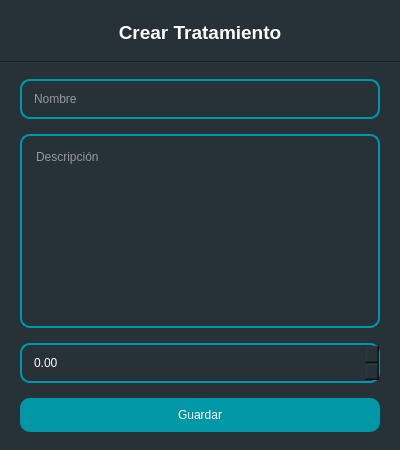
Old version of the form ui/tratamiento_dialog.ui in the repository hm2206/strong_teeth.
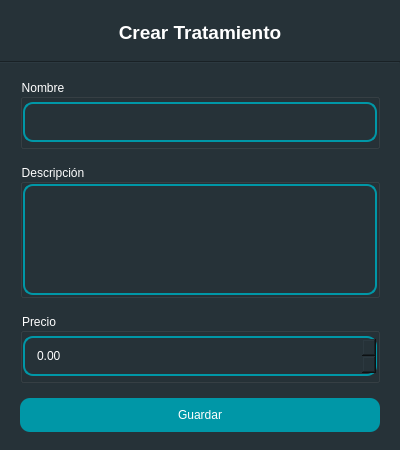
New version of the form.

Commit message: add info dialogs

The edit to the form file:
```diff
--- a/ui/tratamiento_dialog.ui
+++ b/ui/tratamiento_dialog.ui
@@ -29,7 +29,8 @@
    <string>Tratamiento</string>
   </property>
   <property name="styleSheet">
-   <string notr="true">background-color: #263238;</string>
+   <string notr="true">background-color: #263238;
+color: white;</string>
   </property>
   <property name="modal">
    <bool>false</bool>
@@ -172,27 +173,120 @@
           <number>20</number>
          </property>
          <item>
-          <widget class="QLineEdit" name="input_nombre">
-           <property name="styleSheet">
-            <string notr="true"/>
+          <widget class="QGroupBox" name="groupBox">
+           <property name="minimumSize">
+            <size>
+             <width>0</width>
+             <height>70</height>
+            </size>
            </property>
-           <property name="placeholderText">
+           <property name="maximumSize">
+            <size>
+             <width>16777215</width>
+             <height>70</height>
+            </size>
+           </property>
+           <property name="title">
             <string>Nombre</string>
            </property>
+           <layout class="QHBoxLayout" name="horizontalLayout_2">
+            <property name="leftMargin">
+             <number>0</number>
+            </property>
+            <property name="topMargin">
+             <number>0</number>
+            </property>
+            <property name="rightMargin">
+             <number>0</number>
+            </property>
+            <property name="bottomMargin">
+             <number>0</number>
+            </property>
+            <item>
+             <widget class="QLineEdit" name="input_nombre">
+              <property name="styleSheet">
+               <string notr="true"/>
+              </property>
+              <property name="placeholderText">
+               <string/>
+              </property>
+             </widget>
+            </item>
+           </layout>
           </widget>
          </item>
          <item>
-          <widget class="QPlainTextEdit" name="txt_descripcion">
-           <property name="lineWrapMode">
-            <enum>QPlainTextEdit::WidgetWidth</enum>
-           </property>
-           <property name="placeholderText">
+          <widget class="QGroupBox" name="groupBox_2">
+           <property name="title">
             <string>Descripción</string>
            </property>
+           <layout class="QVBoxLayout" name="verticalLayout_4">
+            <property name="spacing">
+             <number>0</number>
+            </property>
+            <property name="leftMargin">
+             <number>0</number>
+            </property>
+            <property name="topMargin">
+             <number>0</number>
+            </property>
+            <property name="rightMargin">
+             <number>0</number>
+            </property>
+            <property name="bottomMargin">
+             <number>0</number>
+            </property>
+            <item>
+             <widget class="QPlainTextEdit" name="txt_descripcion">
+              <property name="lineWrapMode">
+               <enum>QPlainTextEdit::WidgetWidth</enum>
+              </property>
+              <property name="placeholderText">
+               <string/>
+              </property>
+             </widget>
+            </item>
+           </layout>
           </widget>
          </item>
          <item>
-          <widget class="QDoubleSpinBox" name="dbl_precio"/>
+          <widget class="QGroupBox" name="groupBox_3">
+           <property name="minimumSize">
+            <size>
+             <width>0</width>
+             <height>70</height>
+            </size>
+           </property>
+           <property name="maximumSize">
+            <size>
+             <width>16777215</width>
+             <height>70</height>
+            </size>
+           </property>
+           <property name="title">
+            <string>Precio</string>
+           </property>
+           <layout class="QVBoxLayout" name="verticalLayout_5">
+            <property name="spacing">
+             <number>0</number>
+            </property>
+            <property name="leftMargin">
+             <number>0</number>
+            </property>
+            <property name="topMargin">
+             <number>0</number>
+            </property>
+            <property name="rightMargin">
+             <number>0</number>
+            </property>
+            <property name="bottomMargin">
+             <number>0</number>
+            </property>
+            <item>
+             <widget class="QDoubleSpinBox" name="dbl_precio"/>
+            </item>
+           </layout>
+          </widget>
          </item>
          <item>
           <widget class="QPushButton" name="btn_save">
```
The commit also changes 6 other files.
